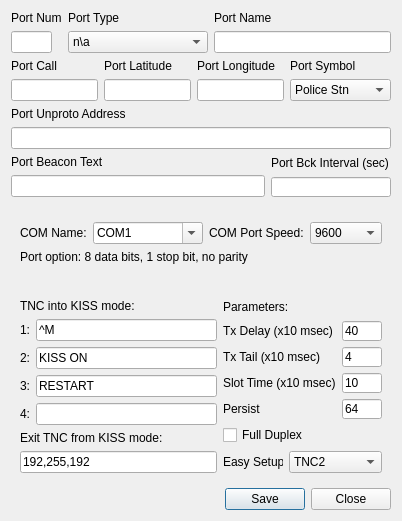
UA3MQJ/qaprs, file ui/portoption.ui: the form before one commit.
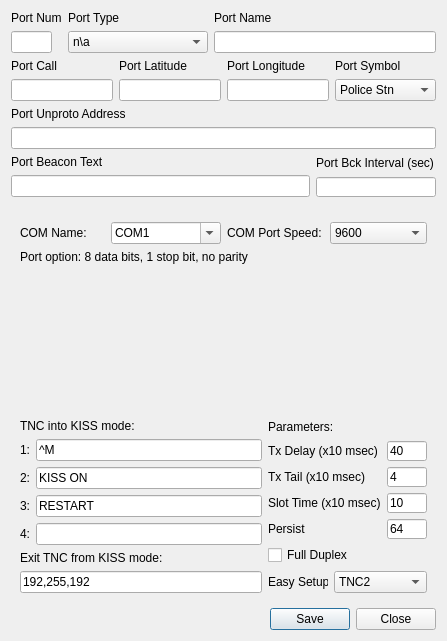
The form after the commit. Icons and pictures are not drawn.

What changed in the file:
```diff
--- a/ui/portoption.ui
+++ b/ui/portoption.ui
@@ -9,8 +9,8 @@
    <rect>
     <x>0</x>
     <y>0</y>
-    <width>379</width>
-    <height>521</height>
+    <width>447</width>
+    <height>641</height>
    </rect>
   </property>
   <property name="windowTitle">
```
Left out of the diff: 6 changed lines with no effect on the pictures.
